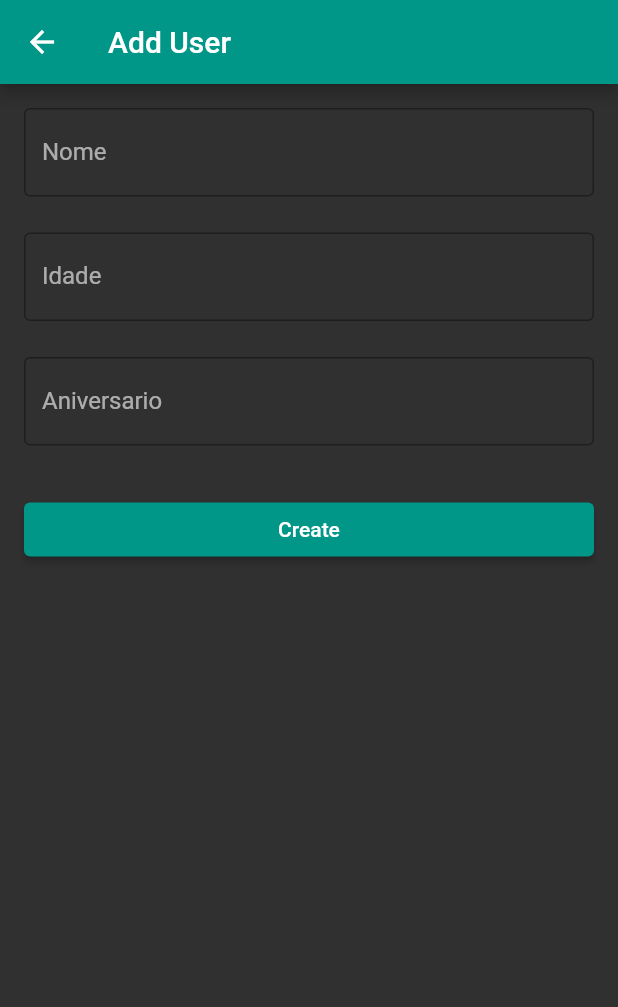
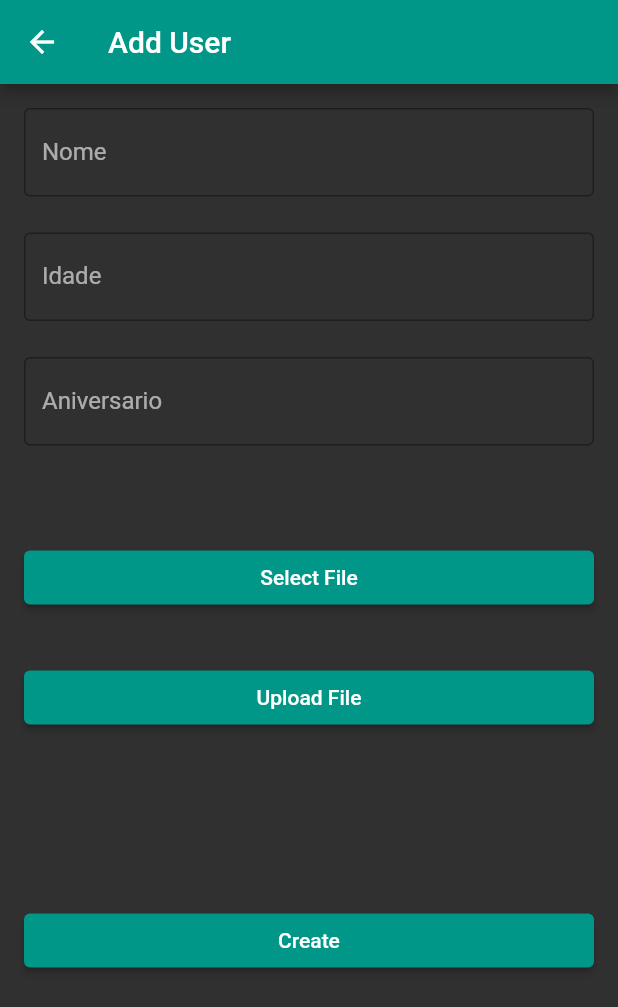
Before and after one commit to tommymolto/flutter3_firebase, a Flutter app: the UserPage screen opened directly, on a phone screen of 412 x 824 dp. Shown: the top 1007 px of the screen. Run offline on Flutter 3.47's test engine with Material 2 defaults, Android fonts, the light colour scheme and no system bars; drawn by our look-alikes of datetime_picker_formfield; our stand-ins replace cloud_firestore, email_validator, file_picker, firebase_auth, firebase_core, firebase_storage and 2 more; accounts and stored records are empty; network calls fail.

Commit message:
01-versao com upload por etapas

```diff
--- a/lib/model/user.dart
+++ b/lib/model/user.dart
@@ -5,12 +5,14 @@ class User {
   final String name;
   final int age;
   final DateTime birthday;
+  final String? avatar;
 
   User({
     this.id = '',
     required this.name,
     required this.age,
     required this.birthday,
+    this.avatar
   });
 
   Map<String, dynamic> toJson() => {
@@ -18,11 +20,14 @@ class User {
     'name': name,
     'age': age,
     'birthday': birthday,
+    'avatar': avatar,
   };
   static User fromJson(Map<String, dynamic> json) => User(
     id: json['id'],
     name: json['name'],
     age: json['age'],
     birthday: (json['birthday'] as Timestamp).toDate(),
+    avatar: json['avatar'],
+
   );
 }
--- a/lib/page/user_page.dart
+++ b/lib/page/user_page.dart
@@ -1,5 +1,9 @@
+import 'dart:io';
+
 import 'package:cloud_firestore/cloud_firestore.dart';
 import 'package:datetime_picker_formfield/datetime_picker_formfield.dart';
+import 'package:file_picker/file_picker.dart';
+import 'package:firebase_storage/firebase_storage.dart';
 import '../main.dart';
 import '../model/user.dart';
 import 'package:flutter/material.dart';
@@ -20,6 +24,9 @@ class _UserPageState extends State<UserPage> {
   late TextEditingController controllerName;
   late TextEditingController controllerAge;
   late TextEditingController controllerDate;
+  late String avatarController;
+  PlatformFile? pickedFile;
+  UploadTask? uploadTask;
 
   @override
   void initState() {
@@ -34,6 +41,7 @@ class _UserPageState extends State<UserPage> {
       controllerName.text = user.name;
       controllerAge.text = user.age.toString();
       controllerDate.text = DateFormat('yyyy-MM-dd').format(user.birthday);
+      avatarController = user.avatar ?? '';
     }
   }
 
@@ -109,6 +117,26 @@ class _UserPageState extends State<UserPage> {
               ),
             ),
             const SizedBox(height: 32),
+            if (pickedFile != null)
+              Expanded(
+                child: Container(
+                  color: Colors.blue[100],
+                  child: buildMediaPreview(),
+                ),
+              ),
+            const SizedBox(height: 32),
+            ElevatedButton(
+              child: const Text('Select File'),
+              onPressed: selectFile,
+            ),
+            const SizedBox(height: 32),
+            ElevatedButton(
+              child: const Text('Upload File'),
+              onPressed: uploadFile,
+            ),
+            const SizedBox(height: 32),
+            buildProgress(),
+            const SizedBox(height: 32),
             ElevatedButton(
               child: Text(isEditing ? 'Save' : 'Create'),
               onPressed: () {
@@ -120,6 +148,7 @@ class _UserPageState extends State<UserPage> {
                     name: controllerName.text,
                     age: int.parse(controllerAge.text),
                     birthday: DateTime.parse(controllerDate.text),
+                    avatar: avatarController
                   );
 
                   if (isEditing) {
@@ -151,6 +180,54 @@ class _UserPageState extends State<UserPage> {
     border: const OutlineInputBorder(),
   );
 
+  Widget buildMediaPreview() {
+    final file = File(pickedFile!.path!);
+
+    switch (pickedFile!.extension!.toLowerCase()) {
+      case 'jpg':
+      case 'jpeg':
+      case 'png':
+        return Image.file(
+          file,
+          width: double.infinity,
+          fit: BoxFit.cover,
+        );
+     /* case 'mp4':
+        return VideoPlayerWidget(file: file);*/
+      default:
+        return Center(child: Text(pickedFile!.name));
+    }
+  }
+  Widget buildProgress() => StreamBuilder<TaskSnapshot>(
+      stream: uploadTask?.snapshotEvents,
+      builder: (context, snapshot) {
+        if (snapshot.hasData) {
+          final data = snapshot.data!;
+          double progress = data.bytesTransferred / data.totalBytes;
+
+          return SizedBox(
+            height: 50,
+            child: Stack(
+              fit: StackFit.expand,
+              children: [
+                LinearProgressIndicator(
+                  value: progress,
+                  backgroundColor: Colors.grey,
+                  color: Colors.green,
+                ),
+                Center(
+                  child: Text(
+                    '${(100 * progress).roundToDouble()}%',
+                    style: const TextStyle(color: Colors.white),
+                  ),
+                ),
+              ],
+            ),
+          );
+        } else {
+          return const SizedBox(height: 50);
+        }
+      });
   Future createUser(User user) async {
     final docUser = FirebaseFirestore.instance.collection('users').doc();
     user.id = docUser.id;
@@ -164,11 +241,36 @@ class _UserPageState extends State<UserPage> {
     final json = user.toJson();
     await docUser.update(json);
   }
+  Future selectFile() async {
+    final result = await FilePicker.platform.pickFiles();
+    if (result == null) return;
 
+    setState(() {
+      pickedFile = result.files.first;
+    });
+  }
   Future deleteUser(User user) async {
     /// Reference to document
     final docUser = FirebaseFirestore.instance.collection('users').doc(user.id);
 
     await docUser.delete();
   }
+  Future uploadFile() async {
+    final path = 'files/${pickedFile!.name}';
+    final file = File(pickedFile!.path!);
+
+    final ref = FirebaseStorage.instance.ref().child(path);
+    setState(() {
+      uploadTask = ref.putFile(file);
+    });
+
+    final snapshot = await uploadTask!.whenComplete(() {});
+
+    final urlDownload = await snapshot.ref.getDownloadURL();
+    //print('Download Link: $urlDownload');
+    avatarController = urlDownload;
+    setState(() {
+      uploadTask = null;
+    });
+  }
 }
--- a/pubspec.yaml
+++ b/pubspec.yaml
@@ -43,6 +43,8 @@ dependencies:
   cloud_firestore: ^3.1.17
   intl: ^0.17.0
   datetime_picker_formfield: ^2.0.0
+  file_picker: ^4.6.1
+  firebase_storage: ^10.2.17
   #firebase_app_check: ^0.0.6+13
   #firebase_messaging: ^11.4.1
   #firebase_remote_config: ^2.0.8
```
Also changed, not shown: lib/widget/list_users_widget.dart (+6 -1 lines), pubspec.lock.
